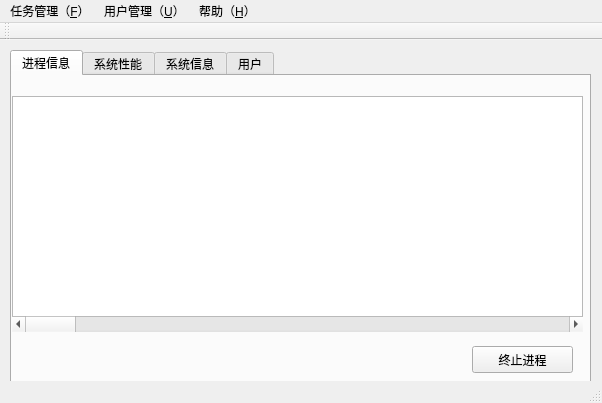
hitlb/libin, file ProcessManagement/processmanage.ui: the form before one commit.
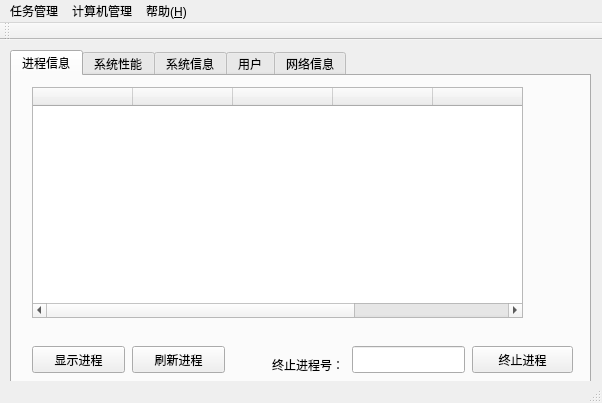
The form after the commit. The open tabs and pages were chosen to show the change.

```diff
--- a/ProcessManagement/processmanage.ui
+++ b/ProcessManagement/processmanage.ui
@@ -52,27 +52,93 @@
        <string>终止进程</string>
       </property>
      </widget>
-     <widget class="QListWidget" name="listWidget">
+     <widget class="QPushButton" name="pushButton_4">
       <property name="geometry">
        <rect>
-        <x>0</x>
-        <y>20</y>
-        <width>571</width>
-        <height>221</height>
+        <x>20</x>
+        <y>270</y>
+        <width>93</width>
+        <height>27</height>
        </rect>
       </property>
+      <property name="text">
+       <string>显示进程</string>
+      </property>
      </widget>
-     <widget class="QScrollBar" name="horizontalScrollBar">
+     <widget class="QPushButton" name="pushButton_5">
       <property name="geometry">
        <rect>
-        <x>0</x>
-        <y>240</y>
-        <width>571</width>
-        <height>16</height>
+        <x>120</x>
+        <y>270</y>
+        <width>93</width>
+        <height>27</height>
        </rect>
       </property>
-      <property name="orientation">
-       <enum>Qt::Horizontal</enum>
+      <property name="text">
+       <string>刷新进程</string>
+      </property>
+     </widget>
+     <widget class="QTableWidget" name="tableWidget">
+      <property name="geometry">
+       <rect>
+        <x>20</x>
+        <y>11</y>
+        <width>491</width>
+        <height>231</height>
+       </rect>
+      </property>
+      <column>
+       <property name="text">
+        <string/>
+       </property>
+      </column>
+      <column>
+       <property name="text">
+        <string/>
+       </property>
+      </column>
+      <column>
+       <property name="text">
+        <string/>
+       </property>
+      </column>
+      <column>
+       <property name="text">
+        <string/>
+       </property>
+      </column>
+      <column>
+       <property name="text">
+        <string/>
+       </property>
+      </column>
+      <column>
+       <property name="text">
+        <string/>
+       </property>
+      </column>
+     </widget>
+     <widget class="QLabel" name="label_19">
+      <property name="geometry">
+       <rect>
+        <x>260</x>
+        <y>280</y>
+        <width>81</width>
+        <height>17</height>
+       </rect>
+      </property>
+      <property name="text">
+       <string>终止进程号：</string>
+      </property>
+     </widget>
+     <widget class="QLineEdit" name="lineEdit">
+      <property name="geometry">
+       <rect>
+        <x>340</x>
+        <y>270</y>
+        <width>113</width>
+        <height>27</height>
+       </rect>
       </property>
      </widget>
     </widget>
@@ -379,6 +445,76 @@
       </property>
      </widget>
     </widget>
+    <widget class="QWidget" name="tab_5">
+     <attribute name="title">
+      <string>网络信息</string>
+     </attribute>
+     <widget class="QLabel" name="label_15">
+      <property name="geometry">
+       <rect>
+        <x>30</x>
+        <y>40</y>
+        <width>81</width>
+        <height>17</height>
+       </rect>
+      </property>
+      <property name="text">
+       <string>本机主机名：</string>
+      </property>
+     </widget>
+     <widget class="QLabel" name="label_16">
+      <property name="geometry">
+       <rect>
+        <x>30</x>
+        <y>80</y>
+        <width>81</width>
+        <height>17</height>
+       </rect>
+      </property>
+      <property name="text">
+       <string>本机IP地址：</string>
+      </property>
+     </widget>
+     <widget class="QLabel" name="label_17">
+      <property name="geometry">
+       <rect>
+        <x>120</x>
+        <y>40</y>
+        <width>141</width>
+        <height>17</height>
+       </rect>
+      </property>
+      <property name="text">
+       <string/>
+      </property>
+     </widget>
+     <widget class="QLabel" name="label_18">
+      <property name="geometry">
+       <rect>
+        <x>120</x>
+        <y>80</y>
+        <width>141</width>
+        <height>17</height>
+       </rect>
+      </property>
+      <property name="text">
+       <string/>
+      </property>
+     </widget>
+     <widget class="QPushButton" name="pushButton_6">
+      <property name="geometry">
+       <rect>
+        <x>30</x>
+        <y>250</y>
+        <width>93</width>
+        <height>27</height>
+       </rect>
+      </property>
+      <property name="text">
+       <string>详细</string>
+      </property>
+     </widget>
+    </widget>
    </widget>
   </widget>
   <widget class="QMenuBar" name="menuBar">
@@ -390,9 +526,9 @@
      <height>23</height>
     </rect>
    </property>
-   <widget class="QMenu" name="menu_F">
+   <widget class="QMenu" name="menu">
     <property name="title">
-     <string>任务管理（&amp;F）</string>
+     <string>任务管理</string>
     </property>
     <addaction name="separator"/>
     <addaction name="action_N"/>
@@ -402,23 +538,23 @@
     <addaction name="action_M"/>
     <addaction name="action_Q"/>
    </widget>
-   <widget class="QMenu" name="menu_U">
+   <widget class="QMenu" name="menu_2">
     <property name="title">
-     <string>用户管理（&amp;U）</string>
+     <string>计算机管理</string>
     </property>
     <addaction name="action_H"/>
     <addaction name="action_Q_2"/>
    </widget>
-   <widget class="QMenu" name="menu_H">
+   <widget class="QMenu" name="menu_3">
     <property name="title">
-     <string>帮助（&amp;H）</string>
+     <string>帮助(&amp;H)</string>
     </property>
     <addaction name="action_S"/>
     <addaction name="action_I"/>
    </widget>
-   <addaction name="menu_F"/>
-   <addaction name="menu_U"/>
-   <addaction name="menu_H"/>
+   <addaction name="menu"/>
+   <addaction name="menu_2"/>
+   <addaction name="menu_3"/>
   </widget>
   <widget class="QToolBar" name="mainToolBar">
    <attribute name="toolBarArea">
```
Left out of the diff: 54 changed lines with no effect on the pictures.
